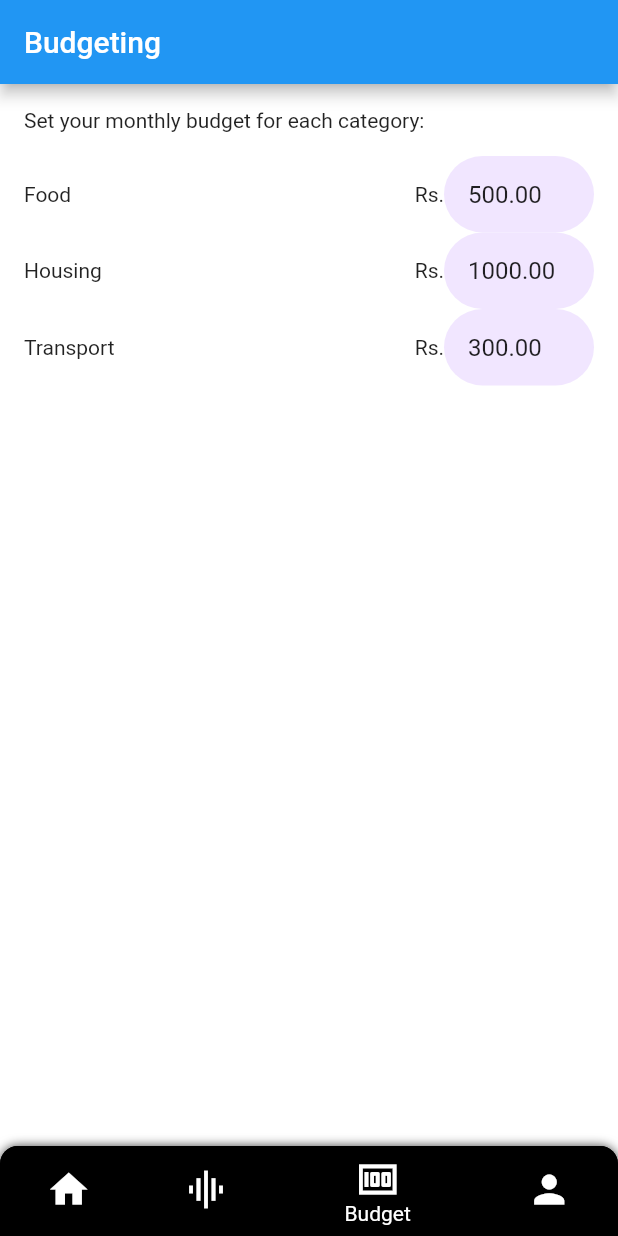
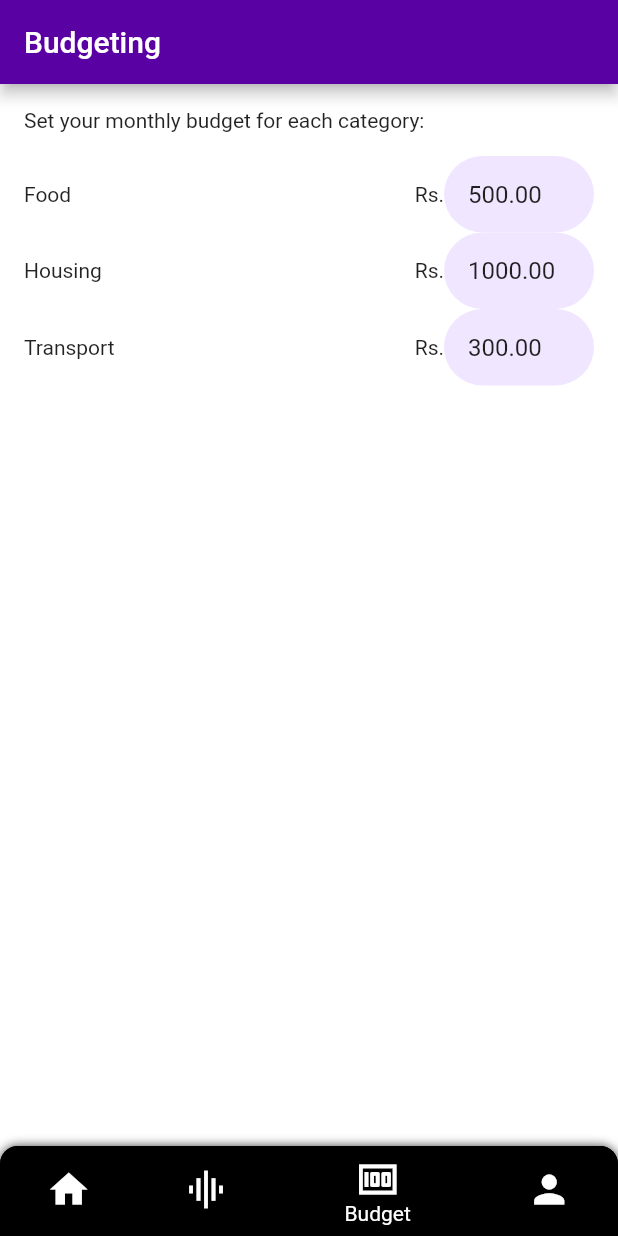
Before and after one commit to Fleonex/jupiter_clone, a Flutter app: the screen it shows once a user with an empty profile is signed in, item 3 of the bottom bar chosen, on a phone screen of 412 x 824 dp. Run offline on Flutter 3.47's test engine with Material 2 defaults, Android fonts, the phone set to English and light mode, and no system bars; our stand-ins replace cloud_firestore, csv, file_picker, firebase_auth, firebase_core, flutter_spinkit and 6 more; missing offline and left inert: dart:ffi, excel; accounts and stored records are empty; network calls fail.

```diff
--- a/lib/components/background.dart
+++ b/lib/components/background.dart
@@ -26,7 +26,7 @@
               left: 0,
               child: Image.asset(
                 topImage,
-                width: 110,
+                width: 90,
               ),
             ),
             // Positioned(
--- a/lib/main.dart
+++ b/lib/main.dart
@@ -5,6 +5,7 @@
 import 'package:jupiter_clone/screens/Login/login_screen.dart';
 import 'package:jupiter_clone/style/constants.dart';
 import 'package:jupiter_clone/screens/Splash/splash.dart';
+import 'package:flutter/services.dart';
 
 
 void main() async {
@@ -18,6 +19,10 @@
 
   @override
   Widget build(BuildContext context) {
+    SystemChrome.setPreferredOrientations([
+      DeviceOrientation.portraitUp,
+      DeviceOrientation.portraitDown,
+    ]);
     return MaterialApp(
       debugShowCheckedModeBanner: false,
       title: 'Flutter Auth',
--- /dev/null
+++ b/lib/screens/Budget/budget.dart
@@ -0,0 +1,73 @@
+import 'package:flutter/material.dart';
+import 'package:jupiter_clone/style/color.dart';
+
+class BudgetingPage extends StatefulWidget {
+  const BudgetingPage({Key? key}) : super(key: key);
+
+  @override
+  _BudgetingPageState createState() => _BudgetingPageState();
+}
+
+class _BudgetingPageState extends State<BudgetingPage> {
+  // Default budget values
+  double _foodBudget = 500.0;
+  double _housingBudget = 1000.0;
+  double _transportBudget = 300.0;
+
+  @override
+  Widget build(BuildContext context) {
+    return Scaffold(
+      appBar: AppBar(
+        title: Text('Budgeting'),
+        backgroundColor: purple,
+      ),
+      body: Padding(
+        padding: EdgeInsets.all(16.0),
+        child: Column(
+          crossAxisAlignment: CrossAxisAlignment.start,
+          children: [
+            Text('Set your monthly budget for each category:'),
+            SizedBox(height: 16.0),
+            _buildCategoryBudgetRow('Food', _foodBudget, (value) {
+              setState(() {
+                _foodBudget = value as double;
+              });
+            }),
+            _buildCategoryBudgetRow('Housing', _housingBudget, (value) {
+              setState(() {
+                _housingBudget = value as double;
+              });
+            }),
+            _buildCategoryBudgetRow('Transport', _transportBudget, (value) {
+              setState(() {
+                _transportBudget = value as double;
+              });
+            }),
+          ],
+        ),
+      ),
+    );
+  }
+
+  Widget _buildCategoryBudgetRow(String category, double budget, Function(String) onChanged) {
+    return Row(
+      mainAxisAlignment: MainAxisAlignment.spaceBetween,
+      children: [
+        Text(category),
+        Row(
+          children: [
+            Text('\Rs.'),
+            SizedBox(
+              width: 100.0,
+              child: TextField(
+                keyboardType: TextInputType.number,
+                controller: TextEditingController(text: budget.toStringAsFixed(2)),
+                onChanged: onChanged,
+              ),
+            ),
+          ],
+        ),
+      ],
+    );
+  }
+}
--- a/lib/screens/Dashboard/dashboard.dart
+++ b/lib/screens/Dashboard/dashboard.dart
@@ -2,7 +2,7 @@
 import 'package:flutter/material.dart';
 import 'package:intl/intl.dart';
 import 'package:jupiter_clone/screens/forms/transaction_form.dart';
-import 'package:jupiter_clone/screens/Budget/Budget.dart';
+import 'package:jupiter_clone/screens/Budget/budget.dart';
 import 'package:jupiter_clone/services/database.dart';
 import 'package:jupiter_clone/style/color.dart';
 import 'package:jupiter_clone/style/typo.dart';
@@ -101,9 +101,9 @@
                 children: [
                   Row(
                     children: [
-                      Image.asset('assets/images/user_photo.png', height: 50),
+                      Image.asset('assets/images/user_photo.png', height: 60),
                       const SizedBox(
-                        width: 12,
+                        width: 10,
                       ),
                       Column(
                         crossAxisAlignment: CrossAxisAlignment.start,
--- a/lib/screens/Dashboard/home.dart
+++ b/lib/screens/Dashboard/home.dart
@@ -4,7 +4,7 @@
 
 import '../Graphs/graphs.dart';
 import '../Profile/profile.dart';
-import '../Budget/Budget.dart';
+import '../Budget/budget.dart';
 class Home extends StatefulWidget {
   const Home({super.key});
 
--- a/lib/screens/Login/components/login_form.dart
+++ b/lib/screens/Login/components/login_form.dart
@@ -71,7 +71,7 @@
                   _formKey.currentState!.save();
                   dynamic result = await AuthService().signInWithEmailAndPassword(_email, _password);
                   if (result == null) {
-                    if (!mounted) return;
+                    if (mounted) return;
 
                     ScaffoldMessenger.of(context).showSnackBar(
                       const SnackBar(
--- a/lib/screens/forms/transaction_form.dart
+++ b/lib/screens/forms/transaction_form.dart
@@ -201,7 +201,6 @@
             DropdownButtonFormField<String>(
               value: _selectedCategory,
               decoration: const InputDecoration(
-                labelText: 'Category',
                 prefixIcon: Padding(
                   padding: EdgeInsets.all(defaultPadding),
                   child: Icon(Icons.category),
```
